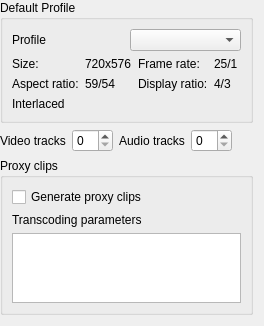
KDE/kdenlive, file src/widgets/configproject_ui.ui: the form before one commit.
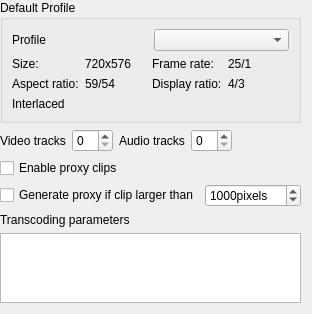
The form after the commit. Custom widgets are drawn as their Qt base class.

Commit message: Big update to the proxy clips, fixing several issues. They can now be deleted in clip properties

```diff
--- a/src/widgets/configproject_ui.ui
+++ b/src/widgets/configproject_ui.ui
@@ -6,8 +6,8 @@
    <rect>
     <x>0</x>
     <y>0</y>
-    <width>264</width>
-    <height>304</height>
+    <width>312</width>
+    <height>294</height>
    </rect>
   </property>
   <property name="windowTitle">
@@ -140,18 +140,41 @@
     </spacer>
    </item>
    <item row="2" column="0" colspan="5">
-    <widget class="QGroupBox" name="groupBox">
-     <property name="title">
-      <string>Proxy clips</string>
+    <widget class="QCheckBox" name="kcfg_enableproxy">
+     <property name="text">
+      <string>Enable proxy clips</string>
      </property>
-     <property name="checked">
-      <bool>false</bool>
+    </widget>
+   </item>
+   <item row="3" column="0" colspan="5">
+    <widget class="QFrame" name="proxy_frame">
+     <property name="frameShape">
+      <enum>QFrame::NoFrame</enum>
+     </property>
+     <property name="frameShadow">
+      <enum>QFrame::Raised</enum>
      </property>
      <layout class="QGridLayout" name="gridLayout">
+      <property name="margin">
+       <number>0</number>
+      </property>
       <item row="0" column="0">
-       <widget class="QCheckBox" name="kcfg_enableproxy">
+       <widget class="QCheckBox" name="kcfg_generateproxy">
         <property name="text">
-         <string>Generate proxy clips</string>
+         <string>Generate proxy if clip larger than</string>
+        </property>
+       </widget>
+      </item>
+      <item row="0" column="1">
+       <widget class="KIntSpinBox" name="kcfg_proxyminsize">
+        <property name="suffix">
+         <string>pixels</string>
+        </property>
+        <property name="maximum">
+         <number>10000</number>
+        </property>
+        <property name="value">
+         <number>1000</number>
         </property>
        </widget>
       </item>
@@ -162,20 +185,13 @@
         </property>
        </widget>
       </item>
-      <item row="2" column="0">
-       <widget class="QPlainTextEdit" name="kcfg_proxyparams">
-        <property name="sizePolicy">
-         <sizepolicy hsizetype="Expanding" vsizetype="Preferred">
-          <horstretch>0</horstretch>
-          <verstretch>0</verstretch>
-         </sizepolicy>
-        </property>
-       </widget>
+      <item row="2" column="0" colspan="2">
+       <widget class="QPlainTextEdit" name="kcfg_proxyparams"/>
       </item>
      </layout>
     </widget>
    </item>
-   <item row="3" column="0">
+   <item row="4" column="0">
     <spacer name="verticalSpacer">
      <property name="orientation">
       <enum>Qt::Vertical</enum>
```
The commit also changes 17 other files.
